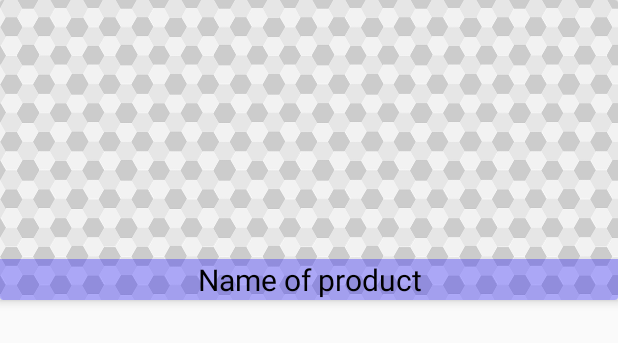
After one commit to rrfamily/RRsoft, an Android app: the layout product_item.xml on its own in the app's theme, with its tools: preview values and no code run, on a phone screen of 412 x 824 dp. The commit adds this screen. Shown: the top 343 px of the screen. Run offline under Robolectric (Android 15) with nearby library versions, the phone set to English and light mode, and no system bars.

Commit message:
new layouts are added

```diff
--- a/app/build.gradle
+++ b/app/build.gradle
@@ -47,7 +47,7 @@ dependencies {
     implementation 'com.rengwuxian.materialedittext:library:2.1.4'
 
 
-   // implementation 'com.android.support:cardview-v7:26.+'
+    // implementation 'com.android.support:cardview-v7:26.+'
     //implementation 'com.android.support:recyclerview-v7:26.+'
     implementation 'com.squareup.picasso:picasso:2.5.2'
     implementation 'com.firebaseui:firebase-ui-database:6.2.1'
@@ -56,5 +56,4 @@ dependencies {
     implementation 'androidx.cardview:cardview:1.0.0'
 
 
-
 }
--- a/app/src/main/AndroidManifest.xml
+++ b/app/src/main/AndroidManifest.xml
@@ -11,10 +11,11 @@
         android:roundIcon="@mipmap/ic_launcher_round"
         android:supportsRtl="true"
         android:theme="@style/AppTheme">
+        <activity android:name=".ProductList"></activity>
         <activity
             android:name=".Home"
             android:label="@string/title_activity_home"
-            android:theme="@style/AppTheme.NoActionBar"></activity>
+            android:theme="@style/AppTheme.NoActionBar" />
         <activity android:name=".SignUp" />
         <activity android:name=".SignIn" />
         <activity android:name=".MainActivity">
--- a/app/src/main/java/MenuViewHolder/MenuViewHolder.java
+++ b/app/src/main/java/MenuViewHolder/MenuViewHolder.java
@@ -27,8 +27,6 @@ public class MenuViewHolder extends RecyclerView.ViewHolder implements View.OnCl
         super(itemView);
 
         txtMenuName = (TextView)itemView.findViewById(R.id.menu_name);
-
-        //need to fix menu image to imageview
         imageView = (ImageView)itemView.findViewById(R.id.menu_image);
 
         itemView.setOnClickListener(this);
--- /dev/null
+++ b/app/src/main/res/layout/product_item.xml
@@ -0,0 +1,36 @@
+<?xml version="1.0" encoding="utf-8"?>
+<androidx.cardview.widget.CardView
+    xmlns:android="http://schemas.android.com/apk/res/android"
+    xmlns:app="http://schemas.android.com/apk/res-auto"
+    android:layout_width="match_parent"
+    android:layout_height="200dp"
+    app:cardElevation="4dp"
+    android:layout_marginBottom="8dp"
+
+    >
+
+    <RelativeLayout
+        android:layout_width="match_parent"
+        android:layout_height="match_parent">
+
+        <ImageView
+            android:layout_width="match_parent"
+            android:layout_height="match_parent"
+            android:scaleType="centerCrop"
+            android:id="@+id/product_image"
+            android:src="@drawable/pp"/>
+
+
+        <TextView
+            android:id="@+id/product_name"
+            android:text="Name of product"
+            android:textColor="@android:color/black"
+            android:background="#4F0E00FF"
+            android:textSize="20sp"
+            android:gravity="center"
+            android:layout_alignParentBottom="true"
+            android:layout_width="match_parent"
+            android:layout_height="wrap_content"/>
+
+    </RelativeLayout>
+</androidx.cardview.widget.CardView>
--- a/app/src/main/res/menu/home.xml
+++ b/app/src/main/res/menu/home.xml
@@ -1,9 +1,5 @@
 <?xml version="1.0" encoding="utf-8"?>
 <menu xmlns:android="http://schemas.android.com/apk/res/android"
     xmlns:app="http://schemas.android.com/apk/res-auto">
-    <item
-        android:id="@+id/action_settings"
-        android:orderInCategory="100"
-        android:title="@string/action_settings"
-        app:showAsAction="never" />
+
 </menu>
```
Also changed, not shown: app/src/main/java/MenuViewHolder/ProductViewHolder.java (added, +40 -0 lines), app/src/main/java/Model/Products.java (added, +66 -0 lines), app/src/main/java/com/example/rrgroup/ProductList.java (added, +31 -0 lines), app/src/main/res/layout/activity_product_list.xml (added, +21 -0 lines).
